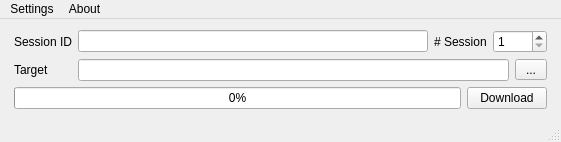
Before: the Qt Designer form src/main.ui in aerosadegh/BBB-Downloader, drawn with Qt 5.
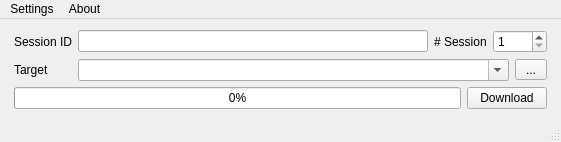
After: the same form once the commit is applied.

Commit message: feat: change Target from QLineEdit to QComboBox

The edit to the form file:
```diff
--- a/src/main.ui
+++ b/src/main.ui
@@ -96,7 +96,17 @@
       <item row="1" column="1" colspan="3">
        <layout class="QHBoxLayout" name="horizontalLayout_2">
         <item>
-         <widget class="QLineEdit" name="target_led"/>
+         <widget class="QComboBox" name="target_led">
+          <property name="locale">
+           <locale language="English" country="UnitedStates"/>
+          </property>
+          <property name="editable">
+           <bool>true</bool>
+          </property>
+          <property name="insertPolicy">
+           <enum>QComboBox::InsertAtTop</enum>
+          </property>
+         </widget>
         </item>
         <item>
          <widget class="QToolButton" name="browse_btn">
```
The commit also changes 9 other files.
